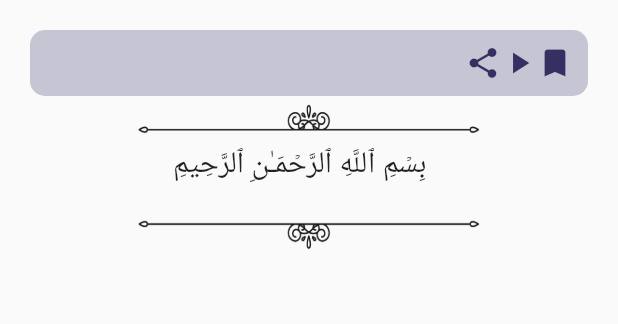
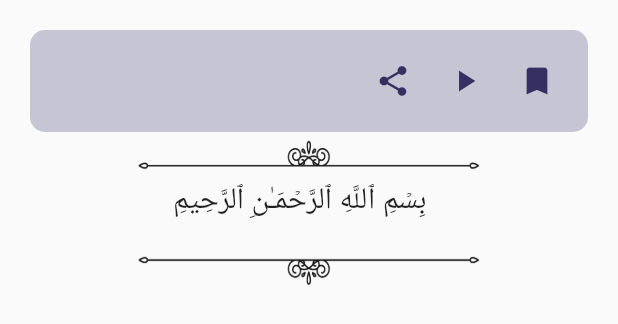
Before and after one commit to andiilhamsyahidris/Al-quran, a Flutter app: the DetailContent widget shown alone on an empty page, opened directly with empty values, on a phone screen of 412 x 824 dp. Shown: the top 324 px of the screen. Run offline on Flutter 3.47's test engine with Material 2 defaults, Android fonts, the phone set to English and light mode, and no system bars; our stand-ins replace bloc, dartz, equatable, flutter_bloc, get_it; missing offline and left inert: flutter_scroll_to_top; network calls fail.

Commit message:
Update UI - Adding some category and button to scroll up

```diff
--- a/lib/data/models/ayat_model.dart
+++ b/lib/data/models/ayat_model.dart
@@ -2,7 +2,7 @@ import 'package:alquran/domain/entities/ayat.dart';
 import 'package:equatable/equatable.dart';
 
 class AyatModel extends Equatable {
-  AyatModel({
+  const AyatModel({
     required this.numberInSurah,
     required this.text,
   });
--- a/lib/presentation/widgets/detail_content.dart
+++ b/lib/presentation/widgets/detail_content.dart
@@ -32,18 +32,27 @@ class DetailContent extends StatelessWidget {
                         ),
                   ),
                   Row(
-                    children: const [
-                      Icon(
+                    children: [
+                      IconButton(
+                        onPressed: () {},
+                        icon: const Icon(
                           Icons.share,
                           color: kDarkPurple,
                         ),
-                      Icon(
+                      ),
+                      IconButton(
+                        onPressed: () {},
+                        icon: const Icon(
                           Icons.play_arrow,
                           color: kDarkPurple,
                         ),
-                      Icon(
+                      ),
+                      IconButton(
+                        onPressed: () {},
+                        icon: const Icon(
                           Icons.bookmark,
                           color: kDarkPurple,
+                        ),
                       ),
                     ],
                   )
--- a/pubspec.yaml
+++ b/pubspec.yaml
@@ -19,6 +19,7 @@ dependencies:
   get_it: ^7.1.3
   flutter_bloc: ^8.1.1
   path_provider: ^2.0.2
+  flutter_scroll_to_top: ^2.2.4
 
 
 dev_dependencies:
```
Also changed, not shown: lib/presentation/pages/home_surah_page.dart (+23 -3 lines), lib/presentation/widgets/category_list.dart (added, +50 -0 lines), pubspec.lock. Lines whose indentation alone changed are shown as unchanged.
